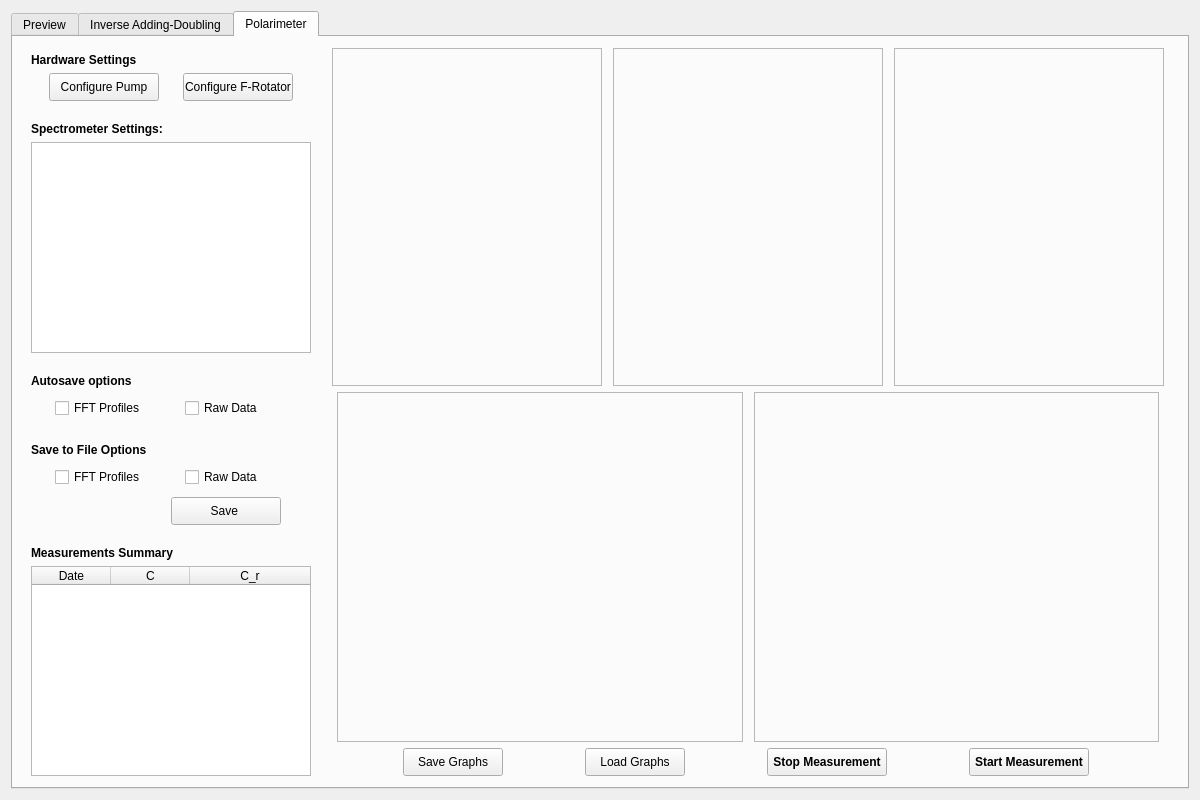
Above: panel.ui from CesarCarvajal/oxymetry before the change. Below: the same form after it.
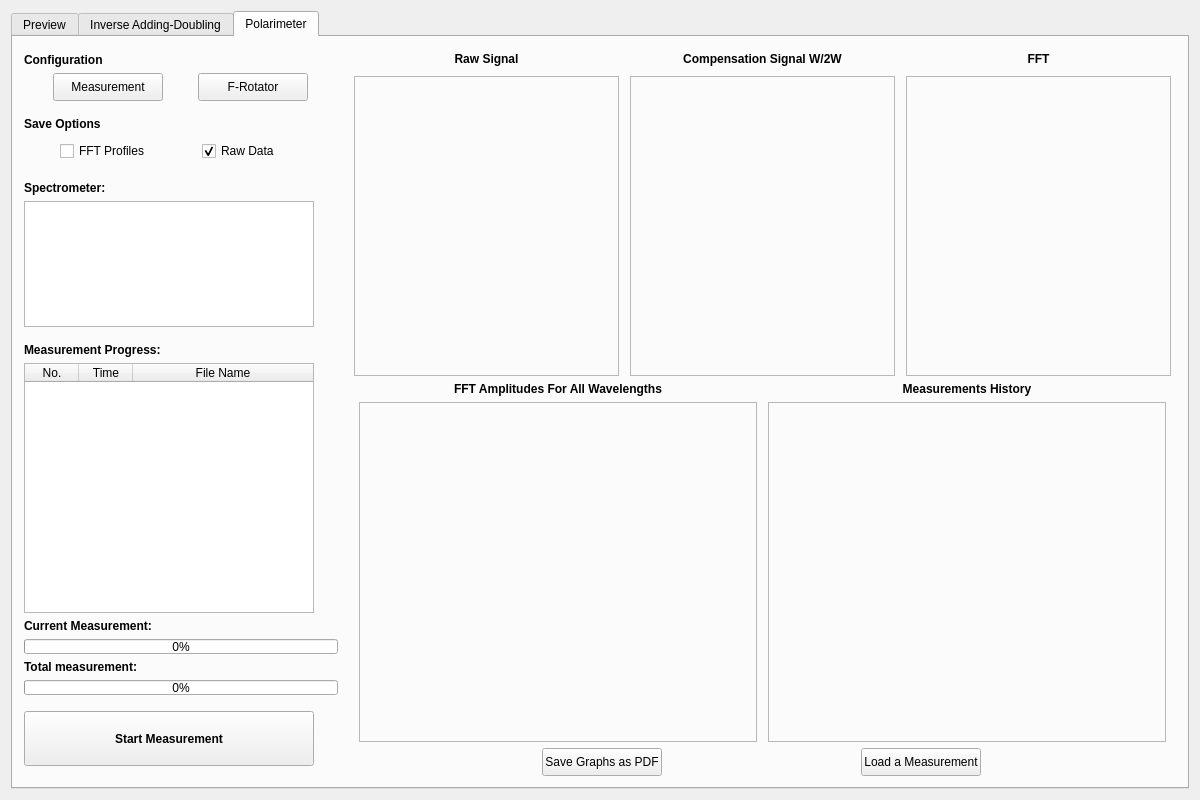
That is the form after the change. Custom widgets are drawn as their Qt base class.

```diff
--- a/panel.ui
+++ b/panel.ui
@@ -905,7 +905,7 @@
                 </font>
                </property>
                <property name="text">
-                <string>Hardware Settings</string>
+                <string>Configuration</string>
                </property>
               </widget>
              </item>
@@ -926,7 +926,7 @@
                   </size>
                  </property>
                  <property name="text">
-                  <string>Configure Pump</string>
+                  <string>Measurement</string>
                  </property>
                 </widget>
                </item>
@@ -945,60 +945,12 @@
                   </size>
                  </property>
                  <property name="text">
-                  <string>Configure F-Rotator</string>
+                  <string>F-Rotator</string>
                  </property>
                 </widget>
                </item>
               </layout>
              </item>
-             <item>
-              <spacer name="verticalSpacer_12">
-               <property name="orientation">
-                <enum>Qt::Vertical</enum>
-               </property>
-               <property name="sizeType">
-                <enum>QSizePolicy::Minimum</enum>
-               </property>
-               <property name="sizeHint" stdset="0">
-                <size>
-                 <width>20</width>
-                 <height>15</height>
-                </size>
-               </property>
-              </spacer>
-             </item>
-             <item>
-              <widget class="QLabel" name="label_Set_Spec_Pol">
-               <property name="font">
-                <font>
-                 <weight>75</weight>
-                 <bold>true</bold>
-                </font>
-               </property>
-               <property name="text">
-                <string>Spectrometer Settings:</string>
-               </property>
-              </widget>
-             </item>
-             <item>
-              <widget class="QListWidget" name="list_devices_Pol">
-               <property name="minimumSize">
-                <size>
-                 <width>260</width>
-                 <height>0</height>
-                </size>
-               </property>
-               <property name="maximumSize">
-                <size>
-                 <width>280</width>
-                 <height>16777215</height>
-                </size>
-               </property>
-               <property name="autoScroll">
-                <bool>false</bool>
-               </property>
-              </widget>
-             </item>
              <item>
               <spacer name="verticalSpacer_8">
                <property name="orientation">
@@ -1009,8 +961,8 @@
                </property>
                <property name="sizeHint" stdset="0">
                 <size>
-                 <width>20</width>
-                 <height>15</height>
+                 <width>10</width>
+                 <height>10</height>
                 </size>
                </property>
               </spacer>
@@ -1024,7 +976,7 @@
                 </font>
                </property>
                <property name="text">
-                <string>Autosave options</string>
+                <string>Save Options</string>
                </property>
               </widget>
              </item>
@@ -1088,28 +1040,31 @@
                  <property name="text">
                   <string>Raw Data</string>
                  </property>
+                 <property name="checked">
+                  <bool>true</bool>
+                 </property>
                 </widget>
                </item>
               </layout>
              </item>
              <item>
-              <spacer name="verticalSpacer_10">
+              <spacer name="verticalSpacer_12">
                <property name="orientation">
                 <enum>Qt::Vertical</enum>
                </property>
                <property name="sizeType">
-                <enum>QSizePolicy::Fixed</enum>
+                <enum>QSizePolicy::Minimum</enum>
                </property>
                <property name="sizeHint" stdset="0">
                 <size>
                  <width>20</width>
-                 <height>15</height>
+                 <height>10</height>
                 </size>
                </property>
               </spacer>
              </item>
              <item>
-              <widget class="QLabel" name="label_Save_Raw_Pol">
+              <widget class="QLabel" name="label_Set_Spec_Pol">
                <property name="font">
                 <font>
                  <weight>75</weight>
@@ -1117,112 +1072,28 @@
                 </font>
                </property>
                <property name="text">
-                <string>Save to File Options</string>
+                <string>Spectrometer:</string>
                </property>
               </widget>
              </item>
              <item>
-              <layout class="QHBoxLayout" name="horizontalLayout_11">
-               <item>
-                <spacer name="horizontalSpacer_16">
-                 <property name="orientation">
-                  <enum>Qt::Horizontal</enum>
-                 </property>
-                 <property name="sizeType">
-                  <enum>QSizePolicy::Fixed</enum>
-                 </property>
-                 <property name="sizeHint" stdset="0">
-                  <size>
-                   <width>10</width>
-                   <height>20</height>
-                  </size>
-                 </property>
-                </spacer>
-               </item>
-               <item>
-                <widget class="QCheckBox" name="checkBox_Save_Pol">
+              <widget class="QListWidget" name="list_devices_Pol">
                  <property name="minimumSize">
                   <size>
-                   <width>110</width>
-                   <height>28</height>
+                 <width>290</width>
+                 <height>100</height>
                   </size>
                  </property>
                  <property name="maximumSize">
                   <size>
-                   <width>110</width>
-                   <height>28</height>
-                  </size>
-                 </property>
-                 <property name="text">
-                  <string>FFT Profiles</string>
-                 </property>
-                </widget>
-               </item>
-               <item>
-                <widget class="QCheckBox" name="checkBox_Save_Pol_Raw">
-                 <property name="minimumSize">
-                  <size>
-                   <width>110</width>
-                   <height>28</height>
-                  </size>
-                 </property>
-                 <property name="maximumSize">
-                  <size>
-                   <width>110</width>
-                   <height>28</height>
-                  </size>
-                 </property>
-                 <property name="text">
-                  <string>Raw Data</string>
-                 </property>
-                </widget>
-               </item>
-              </layout>
-             </item>
-             <item>
-              <layout class="QHBoxLayout" name="horizontalLayout_14">
-               <item>
-                <spacer name="horizontalSpacer_14">
-                 <property name="orientation">
-                  <enum>Qt::Horizontal</enum>
-                 </property>
-                 <property name="sizeType">
-                  <enum>QSizePolicy::Fixed</enum>
-                 </property>
-                 <property name="sizeHint" stdset="0">
-                  <size>
-                   <width>110</width>
-                   <height>20</height>
-                  </size>
-                 </property>
-                </spacer>
-               </item>
-               <item>
-                <widget class="QPushButton" name="button_Save_FFT_Pol">
-                 <property name="minimumSize">
-                  <size>
-                   <width>110</width>
-                   <height>28</height>
-                  </size>
-                 </property>
-                 <property name="maximumSize">
-                  <size>
-                   <width>110</width>
-                   <height>28</height>
-                  </size>
-                 </property>
-                 <property name="text">
-                  <string>   Save    </string>
-                 </property>
-                 <property name="iconSize">
-                  <size>
-                   <width>16</width>
-                   <height>16</height>
-                  </size>
-                 </property>
-                </widget>
-               </item>
-              </layout>
+                 <width>280</width>
+                 <height>150</height>
+                </size>
+               </property>
+               <property name="autoScroll">
+                <bool>false</bool>
+               </property>
+              </widget>
              </item>
              <item>
               <spacer name="verticalSpacer_9">
@@ -1235,7 +1106,7 @@
                <property name="sizeHint" stdset="0">
                 <size>
                  <width>15</width>
-                 <height>15</height>
+                 <height>10</height>
                 </size>
                </property>
               </spacer>
@@ -1249,7 +1120,7 @@
                 </font>
                </property>
                <property name="text">
-                <string>Measurements Summary</string>
+                <string>Measurement Progress:</string>
                </property>
               </widget>
              </item>
@@ -1257,8 +1128,8 @@
               <widget class="QTableWidget" name="Table_Measurements_Pol">
                <property name="minimumSize">
                 <size>
-                 <width>260</width>
-                 <height>0</height>
+                 <width>290</width>
+                 <height>250</height>
                 </size>
                </property>
                <property name="maximumSize">
@@ -1283,7 +1154,7 @@
                 <bool>false</bool>
                </attribute>
                <attribute name="horizontalHeaderDefaultSectionSize">
-                <number>79</number>
+                <number>54</number>
                </attribute>
                <attribute name="horizontalHeaderShowSortIndicator" stdset="0">
                 <bool>false</bool>
@@ -1294,6 +1165,12 @@
                <attribute name="verticalHeaderCascadingSectionResizes">
                 <bool>false</bool>
                </attribute>
+               <attribute name="verticalHeaderHighlightSections">
+                <bool>true</bool>
+               </attribute>
+               <attribute name="verticalHeaderMinimumSectionSize">
+                <number>39</number>
+               </attribute>
                <attribute name="verticalHeaderShowSortIndicator" stdset="0">
                 <bool>false</bool>
                </attribute>
@@ -1302,21 +1179,145 @@
                </attribute>
                <column>
                 <property name="text">
-                 <string>Date</string>
+                 <string>No.</string>
                 </property>
                </column>
                <column>
                 <property name="text">
-                 <string>C</string>
+                 <string>Time</string>
                 </property>
                </column>
                <column>
                 <property name="text">
-                 <string>C_r</string>
+                 <string>File Name</string>
                 </property>
                </column>
               </widget>
              </item>
+             <item>
+              <widget class="QLabel" name="label_3">
+               <property name="font">
+                <font>
+                 <weight>75</weight>
+                 <bold>true</bold>
+                </font>
+               </property>
+               <property name="text">
+                <string>Current Measurement:</string>
+               </property>
+              </widget>
+             </item>
+             <item>
+              <widget class="QProgressBar" name="currentProgressBar_Pol">
+               <property name="maximumSize">
+                <size>
+                 <width>16777215</width>
+                 <height>15</height>
+                </size>
+               </property>
+               <property name="value">
+                <number>0</number>
+               </property>
+               <property name="textVisible">
+                <bool>true</bool>
+               </property>
+               <property name="orientation">
+                <enum>Qt::Horizontal</enum>
+               </property>
+               <property name="invertedAppearance">
+                <bool>false</bool>
+               </property>
+              </widget>
+             </item>
+             <item>
+              <widget class="QLabel" name="label_5">
+               <property name="font">
+                <font>
+                 <weight>75</weight>
+                 <bold>true</bold>
+                </font>
+               </property>
+               <property name="text">
+                <string>Total measurement:</string>
+               </property>
+              </widget>
+             </item>
+             <item>
+              <widget class="QProgressBar" name="TotalProgressBar_Pol">
+               <property name="maximumSize">
+                <size>
+                 <width>16777215</width>
+                 <height>15</height>
+                </size>
+               </property>
+               <property name="value">
+                <number>0</number>
+               </property>
+              </widget>
+             </item>
+             <item>
+              <spacer name="verticalSpacer_10">
+               <property name="orientation">
+                <enum>Qt::Vertical</enum>
+               </property>
+               <property name="sizeType">
+                <enum>QSizePolicy::Fixed</enum>
+               </property>
+               <property name="sizeHint" stdset="0">
+                <size>
+                 <width>20</width>
+                 <height>10</height>
+                </size>
+               </property>
+              </spacer>
+             </item>
+             <item>
+              <widget class="QPushButton" name="button_Start_Meas_Pol">
+               <property name="minimumSize">
+                <size>
+                 <width>290</width>
+                 <height>55</height>
+                </size>
+               </property>
+               <property name="maximumSize">
+                <size>
+                 <width>120</width>
+                 <height>55</height>
+                </size>
+               </property>
+               <property name="font">
+                <font>
+                 <weight>75</weight>
+                 <bold>true</bold>
+                </font>
+               </property>
+               <property name="text">
+                <string>Start Measurement</string>
+               </property>
+               <property name="iconSize">
+                <size>
+                 <width>16</width>
+                 <height>16</height>
+                </size>
+               </property>
+              </widget>
+             </item>
+             <item>
+              <spacer name="verticalSpacer_7">
+               <property name="orientation">
+                <enum>Qt::Vertical</enum>
+               </property>
+               <property name="sizeType">
+                <enum>QSizePolicy::Fixed</enum>
+               </property>
+               <property name="sizeHint" stdset="0">
+                <size>
+                 <width>5</width>
+                 <height>10</height>
+                </size>
+               </property>
+              </spacer>
+             </item>
             </layout>
            </item>
            <item>
@@ -1329,7 +1330,7 @@
              </property>
              <property name="sizeHint" stdset="0">
               <size>
-               <width>10</width>
+               <width>5</width>
                <height>20</height>
               </size>
              </property>
@@ -1356,10 +1357,28 @@
                 </spacer>
                </item>
                <item>
+                <layout class="QVBoxLayout" name="verticalLayout_10">
+                 <item>
+                  <widget class="QLabel" name="label_6">
+                   <property name="font">
+                    <font>
+                     <weight>75</weight>
+                     <bold>true</bold>
+                    </font>
+                   </property>
+                   <property name="text">
+                    <string>Raw Signal</string>
+                   </property>
+                   <property name="alignment">
+                    <set>Qt::AlignCenter</set>
+                   </property>
+                  </widget>
+                 </item>
+                 <item>
                 <widget class="Plot" name="qwtPlot_Pol">
                  <property name="minimumSize">
                   <size>
-                   <width>270</width>
+                     <width>265</width>
                    <height>300</height>
                   </size>
                  </property>
@@ -1370,6 +1389,8 @@
                   <enum>QFrame::Raised</enum>
                  </property>
                 </widget>
+                 </item>
+                </layout>
                </item>
                <item>
                 <spacer name="horizontalSpacer_12">
@@ -1388,10 +1409,28 @@
                 </spacer>
                </item>
                <item>
+                <layout class="QVBoxLayout" name="verticalLayout_11">
+                 <item>
+                  <widget class="QLabel" name="label_7">
+                   <property name="font">
+                    <font>
+                     <weight>75</weight>
+                     <bold>true</bold>
+                    </font>
+                   </property>
+                   <property name="text">
+                    <string>Compensation Signal W/2W</string>
+                   </property>
+                   <property name="alignment">
+                    <set>Qt::AlignCenter</set>
+                   </property>
+                  </widget>
+                 </item>
+                 <item>
                 <widget class="Plot" name="qwtPlot_Pol_Compensation">
                  <property name="minimumSize">
                   <size>
-                   <width>270</width>
+                     <width>265</width>
                    <height>300</height>
                   </size>
                  </property>
@@ -1408,6 +1447,8 @@
                   <enum>QFrame::Raised</enum>
                  </property>
                 </widget>
+                 </item>
+                </layout>
                </item>
                <item>
                 <spacer name="horizontalSpacer_11">
@@ -1426,10 +1467,28 @@
                 </spacer>
                </item>
                <item>
+                <layout class="QVBoxLayout" name="verticalLayout_12">
+                 <item>
+                  <widget class="QLabel" name="FFT_label_Pol">
+                   <property name="font">
+                    <font>
+                     <weight>75</weight>
+                     <bold>true</bold>
+                    </font>
+                   </property>
+                   <property name="text">
+                    <string>FFT</string>
+                   </property>
+                   <property name="alignment">
+                    <set>Qt::AlignCenter</set>
+                   </property>
+                  </widget>
+                 </item>
+                 <item>
                 <widget class="Plot" name="qwtPlot_Pol_Prediction">
                  <property name="minimumSize">
                   <size>
-                   <width>270</width>
+                     <width>265</width>
                    <height>300</height>
                   </size>
                  </property>
@@ -1446,6 +1505,8 @@
                   <enum>QFrame::Raised</enum>
                  </property>
                 </widget>
+                 </item>
+                </layout>
                </item>
                <item>
                 <spacer name="horizontalSpacer_18">
@@ -1484,11 +1545,29 @@
                 </spacer>
                </item>
                <item>
+                <layout class="QVBoxLayout" name="verticalLayout_13">
+                 <item>
+                  <widget class="QLabel" name="label_9">
+                   <property name="font">
+                    <font>
+                     <weight>75</weight>
+                     <bold>true</bold>
+                    </font>
+                   </property>
+                   <property name="text">
+                    <string>FFT Amplitudes For All Wavelengths</string>
+                   </property>
+                   <property name="alignment">
+                    <set>Qt::AlignCenter</set>
+                   </property>
+                  </widget>
+                 </item>
+                 <item>
                 <widget class="Plot" name="qwtPlot_Pol_w_2w">
                  <property name="minimumSize">
                   <size>
-                   <width>400</width>
-                   <height>0</height>
+                     <width>380</width>
+                     <height>340</height>
                   </size>
                  </property>
                  <property name="frameShape">
@@ -1498,6 +1577,8 @@
                   <enum>QFrame::Raised</enum>
                  </property>
                 </widget>
+                 </item>
+                </layout>
                </item>
                <item>
                 <spacer name="horizontalSpacer_13">
@@ -1516,11 +1597,29 @@
                 </spacer>
                </item>
                <item>
+                <layout class="QVBoxLayout" name="verticalLayout_14">
+                 <item>
+                  <widget class="QLabel" name="label_10">
+                   <property name="font">
+                    <font>
+                     <weight>75</weight>
+                     <bold>true</bold>
+                    </font>
+                   </property>
+                   <property name="text">
+                    <string>Measurements History</string>
+                   </property>
+                   <property name="alignment">
+                    <set>Qt::AlignCenter</set>
+                   </property>
+                  </widget>
+                 </item>
+                 <item>
                 <widget class="Plot" name="qwtPlot_Pol_Average">
                  <property name="minimumSize">
                   <size>
-                   <width>400</width>
-                   <height>350</height>
+                     <width>380</width>
+                     <height>340</height>
                   </size>
                  </property>
                  <property name="maximumSize">
@@ -1536,6 +1635,8 @@
                   <enum>QFrame::Raised</enum>
                  </property>
                 </widget>
+                 </item>
+                </layout>
                </item>
                <item>
                 <spacer name="horizontalSpacer_20">
@@ -1561,7 +1662,7 @@
                 <widget class="QPushButton" name="Button_Save_Graphs_Pol">
                  <property name="minimumSize">
                   <size>
-                   <width>100</width>
+                   <width>120</width>
                    <height>28</height>
                   </size>
                  </property>
@@ -1572,7 +1673,7 @@
                   </size>
                  </property>
                  <property name="text">
-                  <string>Save Graphs</string>
+                  <string>Save Graphs as PDF</string>
                  </property>
                 </widget>
                </item>
@@ -1580,7 +1681,7 @@
                 <widget class="QPushButton" name="button_Load_Graphs">
                  <property name="minimumSize">
                   <size>
-                   <width>100</width>
+                   <width>120</width>
                    <height>28</height>
                   </size>
                  </property>
@@ -1591,69 +1692,7 @@
                   </size>
                  </property>
                  <property name="text">
-                  <string>Load Graphs</string>
-                 </property>
-                </widget>
-               </item>
-               <item>
-                <widget class="QPushButton" name="button_Stop_Meas_Pol">
-                 <property name="minimumSize">
-                  <size>
-                   <width>120</width>
-                   <height>28</height>
-                  </size>
-                 </property>
-                 <property name="maximumSize">
-                  <size>
-                   <width>120</width>
-                   <height>28</height>
-                  </size>
-                 </property>
-                 <property name="font">
-                  <font>
-                   <weight>75</weight>
-                   <bold>true</bold>
-                  </font>
-                 </property>
-                 <property name="text">
-                  <string>Stop Measurement</string>
-                 </property>
-                 <property name="iconSize">
-                  <size>
-                   <width>16</width>
-                   <height>16</height>
-                  </size>
-                 </property>
-                </widget>
-               </item>
-               <item>
-                <widget class="QPushButton" name="button_Start_Meas_Pol">
-                 <property name="minimumSize">
-                  <size>
-                   <width>120</width>
-                   <height>28</height>
-                  </size>
-                 </property>
-                 <property name="maximumSize">
-                  <size>
-                   <width>120</width>
-                   <height>28</height>
-                  </size>
-                 </property>
-                 <property name="font">
-                  <font>
-                   <weight>75</weight>
-                   <bold>true</bold>
-                  </font>
-                 </property>
-                 <property name="text">
-                  <string>Start Measurement</string>
-                 </property>
-                 <property name="iconSize">
-                  <size>
-                   <width>16</width>
-                   <height>16</height>
-                  </size>
+                  <string>Load a Measurement</string>
                  </property>
                 </widget>
                </item>
@@ -1673,17 +1712,17 @@
  </widget>
  <layoutdefault spacing="6" margin="11"/>
  <customwidgets>
+  <customwidget>
+   <class>ClickableLabel</class>
+   <extends>QLabel</extends>
+   <header>clickablelabel.h</header>
+  </customwidget>
   <customwidget>
    <class>Plot</class>
    <extends>QFrame</extends>
    <header>plot.h</header>
    <container>1</container>
   </customwidget>
-  <customwidget>
-   <class>ClickableLabel</class>
-   <extends>QLabel</extends>
-   <header>clickablelabel.h</header>
-  </customwidget>
   <customwidget>
    <class>MeasurementsTable</class>
    <extends>QTableWidget</extends>
```
Left out of the diff: 3 changed lines with no effect on the pictures. Lines whose indentation alone changed are shown as unchanged.
